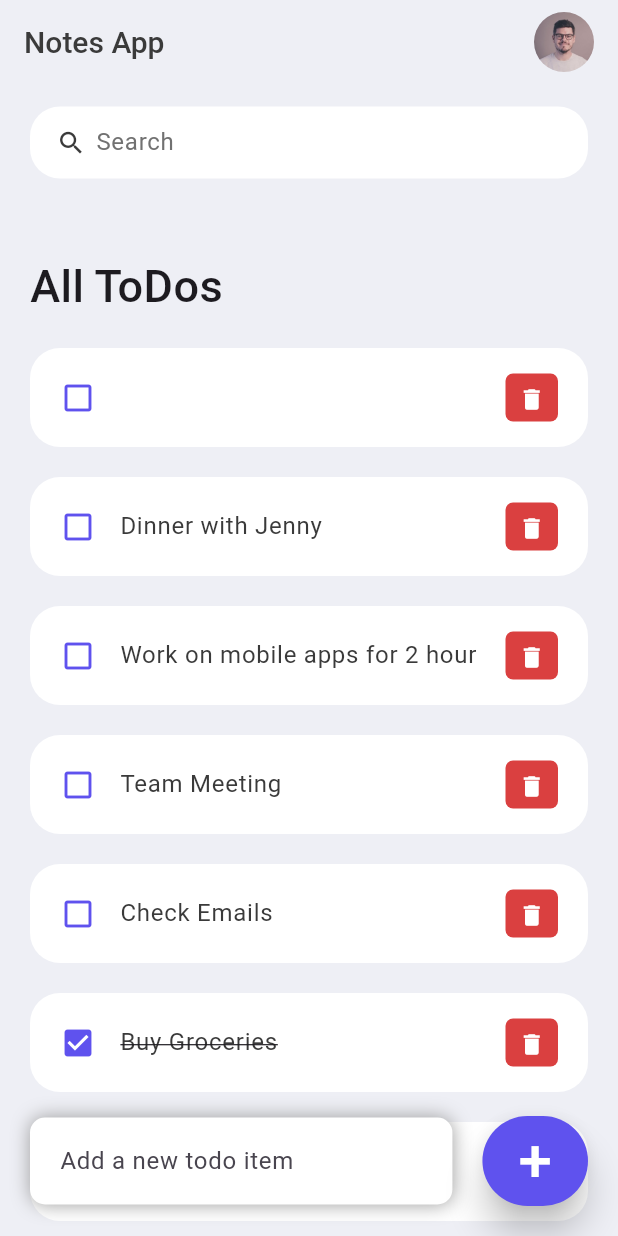
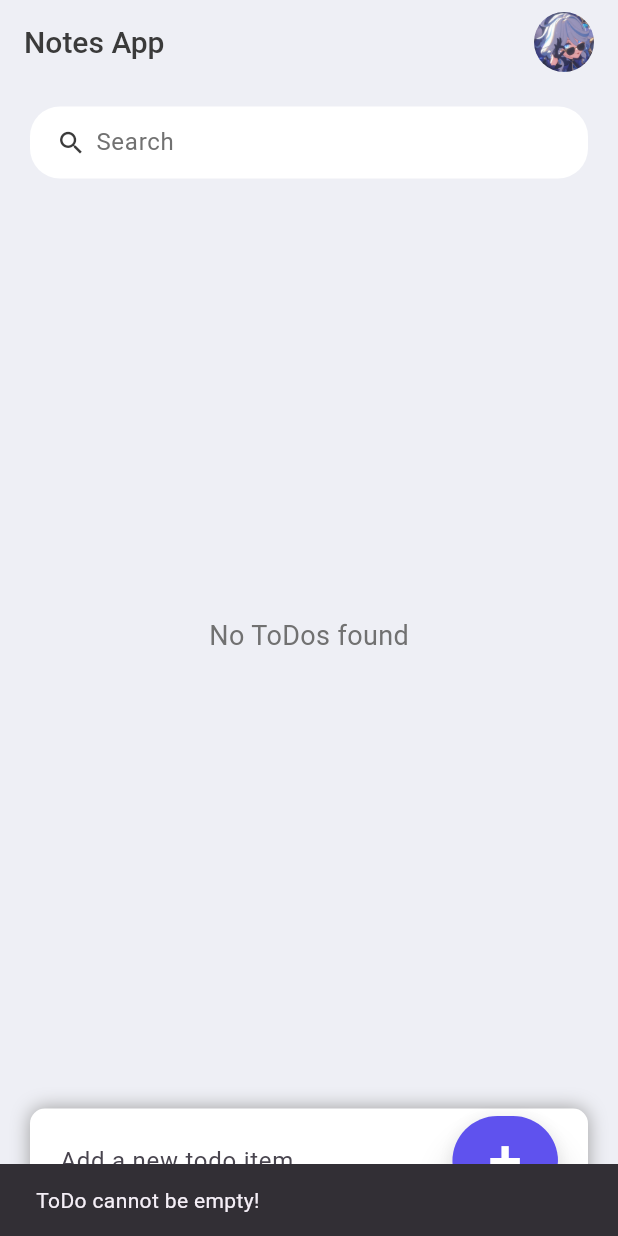
Before and after one commit to rendevv/notess-apps, a Flutter app: the screen it shows after launch, after a tap on an icon or button, on a phone screen of 412 x 824 dp. Run offline on Flutter 3.47's test engine with Material 3 defaults, Android fonts, the phone set to English and light mode, and no system bars; our stand-ins replace shared_preferences.

Commit message:
add new feature edit todo & add alert notification delete todo

```diff
--- a/lib/model/todo.dart
+++ b/lib/model/todo.dart
@@ -9,14 +9,19 @@ class ToDo {
     this.isDone = false,
   });
 
-  static List<ToDo> todoList() {
-    return [
-      ToDo(id: '01', todoText: 'Morning Excercise', isDone: true ),
-      ToDo(id: '02', todoText: 'Buy Groceries', isDone: true ),
-      ToDo(id: '03', todoText: 'Check Emails', ),
-      ToDo(id: '04', todoText: 'Team Meeting', ),
-      ToDo(id: '05', todoText: 'Work on mobile apps for 2 hour', ),
-      ToDo(id: '06', todoText: 'Dinner with Jenny', ),
-    ];
+   factory ToDo.fromJson(Map<String, dynamic> json) {
+    return ToDo(
+      id: json['id'] as String,
+      todoText: json['todoText'] as String?,
+      isDone: json['isDone'] as bool,
+    );
+  }
+
+   Map<String, dynamic> toJson() {
+    return {
+      'id': id,
+      'todoText': todoText,
+      'isDone': isDone,
+    };
   }
 }
--- a/lib/screens/home.dart
+++ b/lib/screens/home.dart
@@ -1,7 +1,9 @@
+import 'dart:convert';
 import 'package:flutter/material.dart';
+import 'package:shared_preferences/shared_preferences.dart';
 
+import '../constants/colors.dart';
 import '../model/todo.dart';
-import '../constants/colors.dart';
 import '../widgets/todo_item.dart';
 
 class Home extends StatefulWidget {
@@ -12,14 +14,14 @@ class Home extends StatefulWidget {
 }
 
 class _HomeState extends State<Home> {
-  final todosList = ToDo.todoList();
+  List<ToDo> todosList = [];
   List<ToDo> _foundToDo = [];
-  final _todoController = TextEditingController();
+  final TextEditingController _todoController = TextEditingController();
 
   @override
   void initState() {
-    _foundToDo = todosList;
     super.initState();
+    _loadToDos();
   }
 
   @override
@@ -27,24 +29,26 @@ class _HomeState extends State<Home> {
     return Scaffold(
       backgroundColor: tdBGColor,
       appBar: _buildAppBar(),
-      body: Stack(
-        children: [
-          Container(
-            padding: const EdgeInsets.symmetric(
-              horizontal: 20,
-              vertical: 15,
-            ),
+      body: Container(
+        padding: const EdgeInsets.symmetric(horizontal: 20, vertical: 15),
         child: Column(
           children: [
             searchBox(),
             Expanded(
-                  child: ListView(
+              child: _foundToDo.isEmpty
+                  ? Center(
+                      child: const Text(
+                        'No ToDos found',
+                        style: TextStyle(
+                          fontSize: 18,
+                          color: tdGrey,
+                        ),
+                      ),
+                    )
+                  : ListView(
                       children: [
                         Container(
-                        margin: const EdgeInsets.only(
-                          top: 50,
-                          bottom: 20,
-                        ),
+                          margin: const EdgeInsets.only(top: 20, bottom: 20),
                           child: const Text(
                             'All ToDos',
                             style: TextStyle(
@@ -53,32 +57,20 @@ class _HomeState extends State<Home> {
                             ),
                           ),
                         ),
-                      for (ToDo todoo in _foundToDo.reversed)
+                        for (ToDo todo in _foundToDo.reversed)
                           ToDoItem(
-                          todo: todoo,
+                            todo: todo,
                             onToDoChanged: _handleToDoChange,
-                          onDeleteItem: _deleteToDoItem,
+                            onDeleteItem: _showDeleteConfirmationDialog,
+                            onEditItem: _editToDoItem,
                           ),
                       ],
                     ),
-                )
-              ],
             ),
-          ),
-          Align(
-            alignment: Alignment.bottomCenter,
-            child: Row(children: [
-              Expanded(
-                child: Container(
-                  margin: const EdgeInsets.only(
-                    bottom: 20,
-                    right: 20,
-                    left: 20,
-                  ),
-                  padding: const EdgeInsets.symmetric(
-                    horizontal: 20,
-                    vertical: 5,
-                  ),
+            // Add New ToDo Section
+            Container(
+              margin: const EdgeInsets.only(top: 10),
+              padding: const EdgeInsets.symmetric(horizontal: 20, vertical: 5),
               decoration: BoxDecoration(
                 color: Colors.white,
                 boxShadow: const [
@@ -91,20 +83,18 @@ class _HomeState extends State<Home> {
                 ],
                 borderRadius: BorderRadius.circular(10),
               ),
+              child: Row(
+                children: [
+                  Expanded(
                     child: TextField(
                       controller: _todoController,
                       decoration: const InputDecoration(
                         hintText: 'Add a new todo item',
-                        border: InputBorder.none),
+                        border: InputBorder.none,
                       ),
                     ),
                   ),
-              Container(
-                margin: const EdgeInsets.only(
-                  bottom: 20,
-                  right: 20,
-                ),
-                child: ElevatedButton(
+                  ElevatedButton(
                     onPressed: () {
                       _addToDoItem(_todoController.text);
                     },
@@ -121,10 +111,11 @@ class _HomeState extends State<Home> {
                       ),
                     ),
                   ),
+                ],
               ),
-            ]),
             ),
           ],
+        ),
       ),
     );
   }
@@ -133,27 +124,82 @@ class _HomeState extends State<Home> {
     setState(() {
       todo.isDone = !todo.isDone;
     });
+    _saveToDos();
   }
 
   void _deleteToDoItem(String id) {
     setState(() {
       todosList.removeWhere((item) => item.id == id);
+      _foundToDo = todosList;
     });
+    _saveToDos();
   }
 
   void _addToDoItem(String toDo) {
+    if (toDo.trim().isEmpty) {
+      ScaffoldMessenger.of(context).showSnackBar(
+        const SnackBar(content: Text('ToDo cannot be empty!')),
+      );
+      return;
+    }
+
     setState(() {
       todosList.add(ToDo(
         id: DateTime.now().millisecondsSinceEpoch.toString(),
         todoText: toDo,
       ));
+      _foundToDo = todosList;
     });
     _todoController.clear();
+    _saveToDos();
+  }
+
+  void _editToDoItem(ToDo todo) {
+    final TextEditingController _editController =
+        TextEditingController(text: todo.todoText);
+
+    showDialog(
+      context: context,
+      builder: (context) {
+        return AlertDialog(
+          title: const Text('Edit ToDo'),
+          content: TextField(
+            controller: _editController,
+            decoration: const InputDecoration(
+              hintText: 'Update your todo',
+            ),
+          ),
+          actions: [
+            TextButton(
+              onPressed: () => Navigator.of(context).pop(),
+              child: const Text('Cancel'),
+            ),
+            ElevatedButton(
+              onPressed: () {
+                if (_editController.text.trim().isEmpty) {
+                  ScaffoldMessenger.of(context).showSnackBar(
+                    const SnackBar(content: Text('ToDo cannot be empty!')),
+                  );
+                  return;
+                }
+
+                setState(() {
+                  todo.todoText = _editController.text;
+                });
+                Navigator.of(context).pop();
+                _saveToDos();
+              },
+              child: const Text('Save'),
+            ),
+          ],
+        );
+      },
+    ).then((_) => _editController.dispose());
   }
 
   void _runFilter(String enteredKeyword) {
-    List<ToDo> results = [];
-    if (enteredKeyword.isEmpty) {
+    List<ToDo> results;
+    if (enteredKeyword.trim().isEmpty) {
       results = todosList;
     } else {
       results = todosList
@@ -168,6 +214,25 @@ class _HomeState extends State<Home> {
     });
   }
 
+  Future<void> _loadToDos() async {
+    final prefs = await SharedPreferences.getInstance();
+    final String? todosString = prefs.getString('todos');
+    if (todosString != null) {
+      final List<dynamic> todosJson = json.decode(todosString);
+      setState(() {
+        todosList = todosJson.map((json) => ToDo.fromJson(json)).toList();
+        _foundToDo = todosList;
+      });
+    }
+  }
+
+  Future<void> _saveToDos() async {
+    final prefs = await SharedPreferences.getInstance();
+    final String todosString =
+        json.encode(todosList.map((todo) => todo.toJson()).toList());
+    await prefs.setString('todos', todosString);
+  }
+
   Widget searchBox() {
     return Container(
       padding: const EdgeInsets.symmetric(horizontal: 15),
@@ -176,18 +241,11 @@ class _HomeState extends State<Home> {
         borderRadius: BorderRadius.circular(20),
       ),
       child: TextField(
-        onChanged: (value) => _runFilter(value),
+        onChanged: _runFilter,
         decoration: const InputDecoration(
           contentPadding: EdgeInsets.all(0),
-          prefixIcon: Icon(
-            Icons.search,
-            color: tdBlack,
-            size: 20,
-          ),
-          prefixIconConstraints: BoxConstraints(
-            maxHeight: 20,
-            minWidth: 25,
-          ),
+          prefixIcon: Icon(Icons.search, color: tdBlack, size: 20),
+          prefixIconConstraints: BoxConstraints(maxHeight: 20, minWidth: 25),
           border: InputBorder.none,
           hintText: 'Search',
           hintStyle: TextStyle(color: tdGrey),
@@ -200,24 +258,50 @@ class _HomeState extends State<Home> {
     return AppBar(
       backgroundColor: tdBGColor,
       elevation: 0,
-      title: Row(mainAxisAlignment: MainAxisAlignment.spaceBetween, children: [
+      title: Row(
+        mainAxisAlignment: MainAxisAlignment.spaceBetween,
+        children: [
           const Text(
-          'Notes App', // Teks yang muncul di sebelah ikon
+            'Notes App',
             style: TextStyle(
-            fontSize: 20,
-            fontWeight: FontWeight.w500,
-            color: tdBlack, // Sesuaikan warna teks jika perlu
-          ),
+                fontSize: 20, fontWeight: FontWeight.w500, color: tdBlack),
           ),
           SizedBox(
             height: 40,
             width: 40,
             child: ClipRRect(
               borderRadius: BorderRadius.circular(20),
-            child: Image.asset('assets/images/avatar.jpeg'),
+              child: Image.asset('assets/images/furina.jpeg'),
             ),
           ),
-      ]),
+        ],
+      ),
+    );
+  }
+
+  // Show delete confirmation dialog
+  void _showDeleteConfirmationDialog(String id) {
+    showDialog(
+      context: context,
+      builder: (context) {
+        return AlertDialog(
+          title: const Text('Confirm Delete'),
+          content: const Text('Are you sure you want to delete this ToDo?'),
+          actions: [
+            TextButton(
+              onPressed: () => Navigator.of(context).pop(),
+              child: const Text('Cancel'),
+            ),
+            ElevatedButton(
+              onPressed: () {
+                _deleteToDoItem(id);
+                Navigator.of(context).pop();
+              },
+              child: const Text('Yes'),
+            ),
+          ],
+        );
+      },
     );
   }
 }
--- a/lib/widgets/todo_item.dart
+++ b/lib/widgets/todo_item.dart
@@ -5,14 +5,16 @@ import '../constants/colors.dart';
 
 class ToDoItem extends StatelessWidget {
   final ToDo todo;
-  final onToDoChanged;
-  final onDeleteItem;
+  final ValueChanged<ToDo> onToDoChanged;
+  final ValueChanged<String> onDeleteItem;
+  final ValueChanged<ToDo> onEditItem;
 
   const ToDoItem({
     Key? key,
     required this.todo,
     required this.onToDoChanged,
     required this.onDeleteItem,
+    required this.onEditItem,
   }) : super(key: key);
 
   @override
@@ -20,45 +22,40 @@ class ToDoItem extends StatelessWidget {
     return Container(
       margin: const EdgeInsets.only(bottom: 20),
       child: ListTile(
-        onTap: () {
-          // print('Clicked on Todo Item.');
-          onToDoChanged(todo);
-        },
+        onTap: () => onToDoChanged(todo),
         shape: RoundedRectangleBorder(
           borderRadius: BorderRadius.circular(20),
         ),
-        contentPadding: const EdgeInsets.symmetric(horizontal: 20, vertical: 5),
+        contentPadding:
+            const EdgeInsets.symmetric(horizontal: 20, vertical: 5),
         tileColor: Colors.white,
         leading: Icon(
           todo.isDone ? Icons.check_box : Icons.check_box_outline_blank,
           color: tdBlue,
         ),
         title: Text(
-          todo.todoText!,
+          todo.todoText ?? '',
           style: TextStyle(
             fontSize: 16,
             color: tdBlack,
-            decoration: todo.isDone ? TextDecoration.lineThrough : null,
+            decoration:
+                todo.isDone ? TextDecoration.lineThrough : TextDecoration.none,
           ),
         ),
-        trailing: Container(
-          padding: const EdgeInsets.all(0),
-          margin: const EdgeInsets.symmetric(vertical: 12),
-          height: 35,
-          width: 35,
-          decoration: BoxDecoration(
-            color: tdRed,
-            borderRadius: BorderRadius.circular(5),
-          ),
-          child: IconButton(
-            color: Colors.white,
-            iconSize: 18,
-            icon: const Icon(Icons.delete),
-            onPressed: () {
-              // print('Clicked on delete icon');
-              onDeleteItem(todo.id);
-            },
-          ),
+        trailing: Row(
+          mainAxisSize: MainAxisSize.min,
+          children: [
+            IconButton(
+              icon: const Icon(Icons.edit, color: tdBlue),
+              tooltip: 'Edit ToDo',
+              onPressed: () => onEditItem(todo),
+            ),
+            IconButton(
+              icon: const Icon(Icons.delete, color: tdRed),
+              tooltip: 'Delete ToDo',
+              onPressed: () => onDeleteItem(todo.id!),
+            ),
+          ],
         ),
       ),
     );
--- a/pubspec.yaml
+++ b/pubspec.yaml
@@ -29,6 +29,7 @@ environment:
 dependencies:
   flutter:
     sdk: flutter
+  shared_preferences: ^2.0.15
 
 
   # The following adds the Cupertino Icons font to your application.
```
Also changed, not shown: assets/images/avatar.jpeg (deleted), assets/images/furina.jpeg (added), pubspec.lock, 1 other file. Lines whose indentation alone changed are shown as unchanged.
